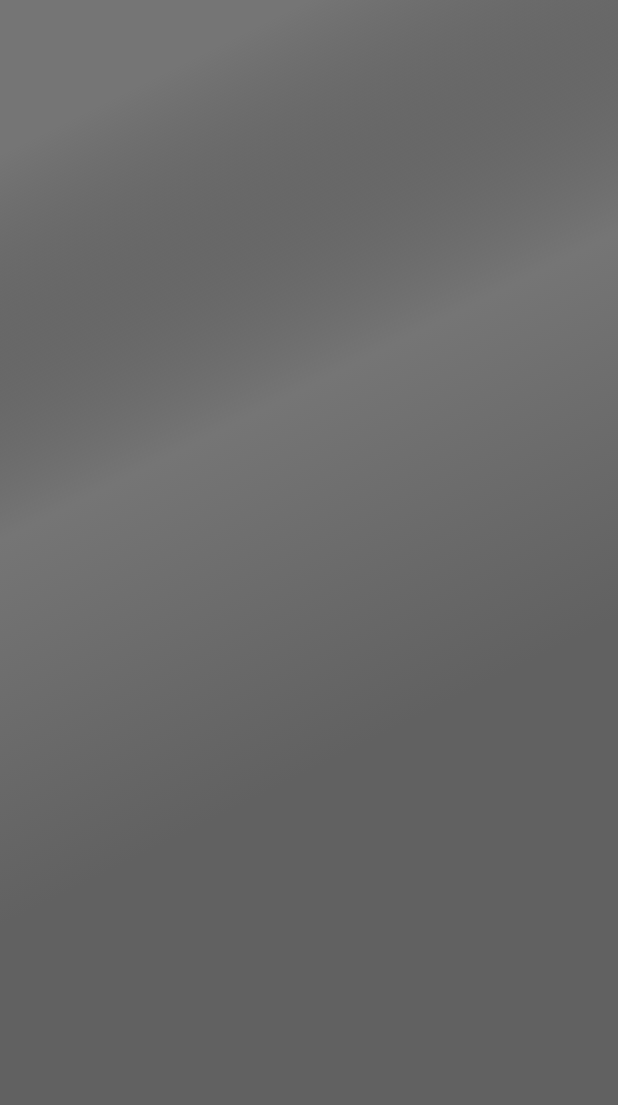
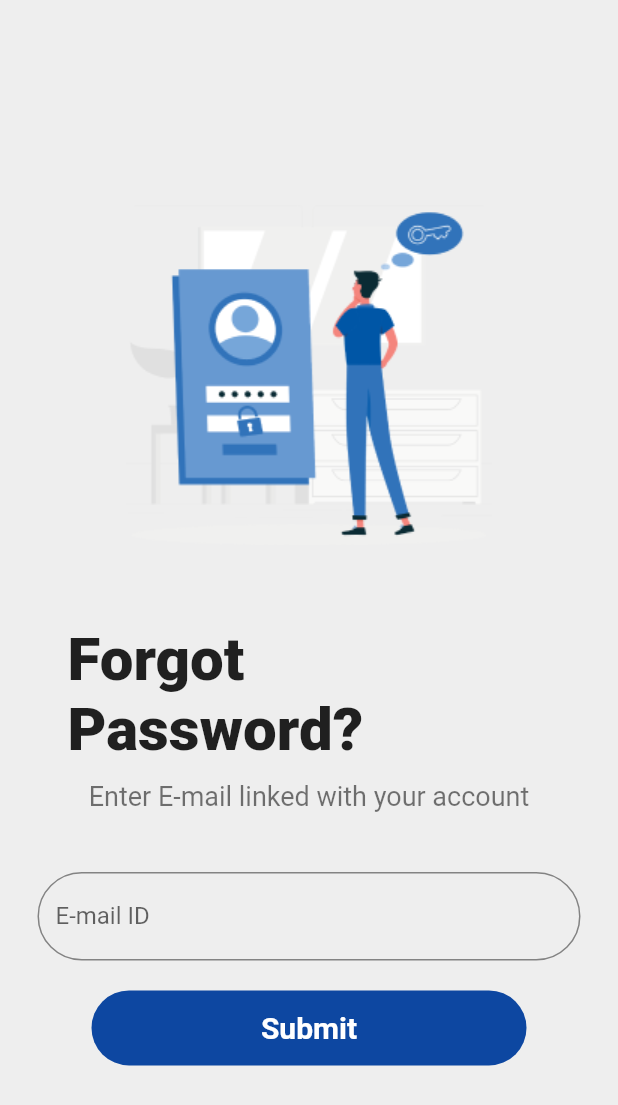
Before and after one commit to priyansh1211/4NerdyGuys, a Flutter app: the ForgotPassword screen opened by its route, on a phone screen of 412 x 824 dp. Shown: the top 1105 px of the screen. Run offline on Flutter 3.47's test engine with Material 2 defaults, Android fonts, the light colour scheme and no system bars.

Commit message:
forgot password page and reset password page created

```diff
--- a/lib/main.dart
+++ b/lib/main.dart
@@ -9,7 +9,7 @@ void main() {
     routes: {
       'LoginPage' : (context) => LoginPage(),
       'SignUp' : (context) => SignUp(),
-      'Forgot Password': (context)=> ForgotPassword(),
+      'ForgotPassword': (context)=> ForgotPassword(),
     },
   ));
 }
--- a/lib/pages/ForgotPassword.dart
+++ b/lib/pages/ForgotPassword.dart
@@ -1,4 +1,6 @@
 import 'package:flutter/material.dart';
+import 'package:flutter_app/pages/ResetPassword.dart';
+
 class ForgotPassword extends StatefulWidget {
   const ForgotPassword({Key? key}) : super(key: key);
 
@@ -7,19 +9,89 @@ class ForgotPassword extends StatefulWidget {
 }
 
 class _ForgotPasswordState extends State<ForgotPassword> {
+  //final isKeyboard = MediaQuery.of(context).viewInsets.bottom!=0;
   @override
   Widget build(BuildContext context) {
-    return Container(
-       decoration: BoxDecoration(
-         gradient: LinearGradient(
-           begin: Alignment.topCenter,
-           colors: [
-            Colors.black54,
-            Colors.grey.shade600,
-            Colors.grey.shade700,
-           ],
-         )
-       ),
+    return Scaffold(
+      backgroundColor: Colors.grey.shade200,
+      resizeToAvoidBottomInset: false,
+      body: Column(
+          mainAxisAlignment: MainAxisAlignment.center,
+          children: [
+            Container(
+              width: 250,
+              margin: EdgeInsets.all(20),
+              child: ClipRRect(
+                borderRadius: BorderRadius.circular(20),
+                child: Image(image: AssetImage('assets/images/forgot_password.png'),),
+              ),
+            ),
+        SizedBox(height: 30,),
+        const Padding(
+            padding: EdgeInsets.symmetric(horizontal: 45),
+            child: Text('Forgot Password?',
+                style: TextStyle(
+                    color: Colors.black87,
+                    fontWeight: FontWeight.w800,
+                    fontSize: 40))),
+        const SizedBox(
+          height: 10,
+        ),
+        const Padding(
+          padding: EdgeInsets.symmetric(horizontal: 25),
+          child: const Text('Enter E-mail linked with your account',
+              style: TextStyle(color: Colors.black54, fontSize: 18)),
+        ),
+        const SizedBox(
+          height: 40,
+        ),
+        //if(!isKeyboard)
+        Padding(
+          padding: const EdgeInsets.symmetric(horizontal: 25),
+          child: TextField(
+            decoration: InputDecoration(
+              enabledBorder: OutlineInputBorder(
+                borderRadius: BorderRadius.circular(40),
+                borderSide: const BorderSide(color: Colors.black45),
+              ),
+              focusedBorder: OutlineInputBorder(
+                borderSide: const BorderSide(color: Colors.deepPurple),
+                borderRadius: BorderRadius.circular(40),
+              ),
+              hintText: 'E-mail ID',
+              filled: true,
+              fillColor: Colors.grey.shade200,
+            ),
+          ),
+        ),
+        const SizedBox(
+          height: 20,
+        ),
+        MaterialButton(
+          onPressed: () {
+            Navigator.push(
+              context,
+              MaterialPageRoute(builder: (context) => const ResetPassword()),
+            );
+          },
+          child: Container(
+            height: 50,
+            margin: EdgeInsets.symmetric(horizontal: 45),
+            decoration: BoxDecoration(
+              color: Colors.blue.shade900,
+              borderRadius: BorderRadius.circular(40.0),
+            ),
+            child: Center(
+              child: Text("Submit", style: TextStyle(
+                  color: Colors.white,
+                  fontWeight: FontWeight.bold,
+                  fontSize:20
+              ),
+              ),
+            ),
+          )
+        )
+      ]),
     );
   }
 }
```
Also changed, not shown: lib/pages/InputField.dart (+6 -6 lines), lib/pages/InputWrapper.dart (+47 -18 lines), lib/pages/ResetPassword.dart (added, +105 -0 lines), assets/images/reset_password.png (added).
